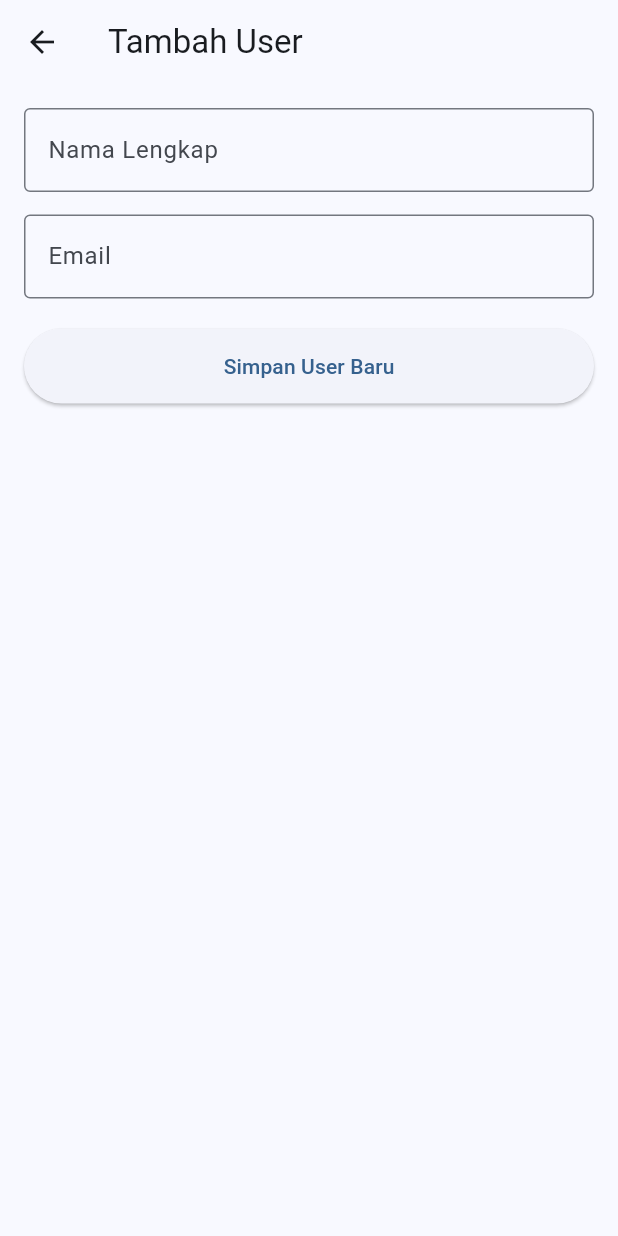
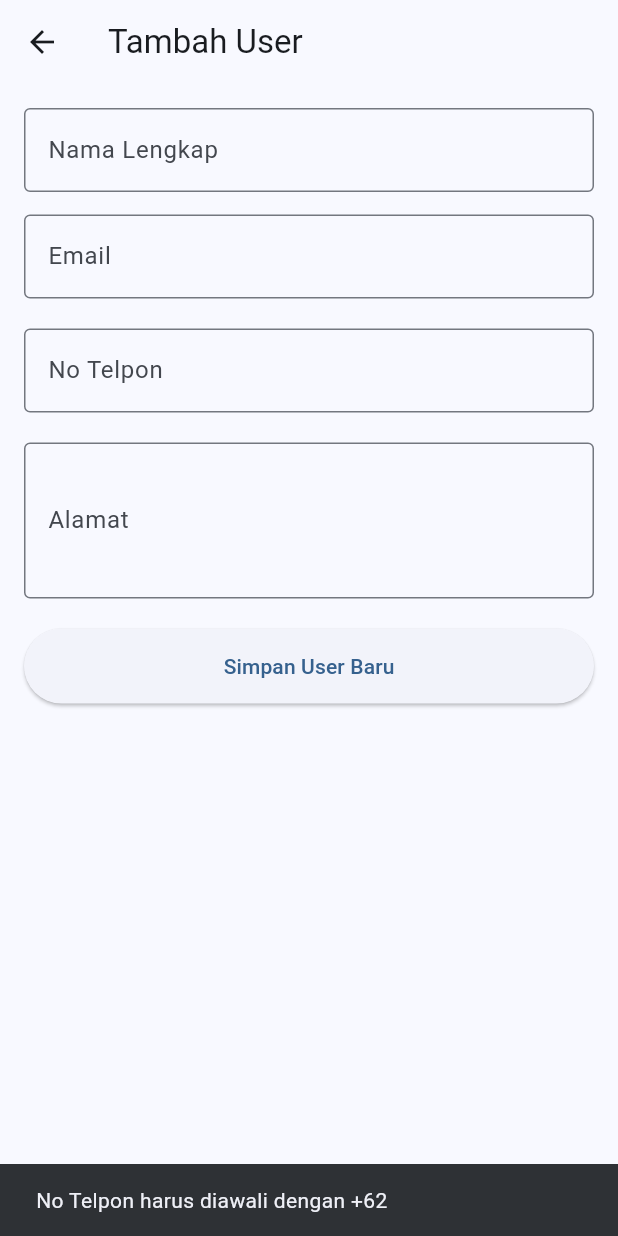
Before and after one commit to SASCHADDD/Sqlite_0043, a Flutter app: the UserFormPage screen opened directly, after a tap on "Simpan User Baru", on a phone screen of 412 x 824 dp. Run offline on Flutter 3.47's test engine with Material 3 defaults, Android fonts, the phone set to English and light mode, and no system bars; our stand-ins replace flutter_bloc, sqflite; accounts and stored records are empty.

Commit message:
menambahkan constraint buat textfield harus +62 dan batasan jumlah input maksimal 15 carachter

```diff
--- a/lib/pages/user_page.dart
+++ b/lib/pages/user_page.dart
@@ -43,24 +43,66 @@ class _UserFormPageState extends State<UserFormPage> {
           children: [
             TextField(
               controller: _nameController,
-              decoration: const InputDecoration(labelText: "Nama Lengkap", border: OutlineInputBorder()),
+              decoration: const InputDecoration(
+                labelText: "Nama Lengkap",
+                border: OutlineInputBorder()
+                ),
             ),
             const SizedBox(height: 15),
             TextField(
               controller: _emailController,
-              decoration: const InputDecoration(labelText: "Email", border: OutlineInputBorder()),
+              decoration: const InputDecoration(
+                labelText: "Email",
+                border: OutlineInputBorder()
+              ),
             ),
             const SizedBox(height: 20),
+            TextField(
+            controller: _phoneController,
+            keyboardType: TextInputType.phone, // Memunculkan keyboard angka/telepon
+            decoration: const InputDecoration(
+              labelText: "No Telpon",
+              hintText: "+62...", // Petunjuk format untuk user
+              border: OutlineInputBorder(),
+            ),
+          ),
+          const SizedBox(height: 20),
+          TextField(
+            controller: _addressController,
+            maxLines: 3, // Agar kotak alamat lebih tinggi (bisa multi-baris)
+            decoration: const InputDecoration(
+              labelText: "Alamat",
+              border: OutlineInputBorder(),
+            ),
+          ),
+          const SizedBox(height: 20),
+
             SizedBox(
               width: double.infinity,
               height: 50,
               child: ElevatedButton(
                 onPressed: () {
+                  final phoneText = _phoneController.text.trim();
+
+                if (!phoneText.startsWith('+62')) {
+                  ScaffoldMessenger.of(context).showSnackBar(
+                    const SnackBar(content: Text('No Telpon harus diawali dengan +62')),
+                  );
+                  return; // Hentikan proses jika salah
+                }
+
+                if (phoneText.length > 15) {
+                  ScaffoldMessenger.of(context).showSnackBar(
+                    const SnackBar(content: Text('No Telpon maksimal 15 karakter')),
+                  );
+                  return; // Hentikan proses jika salah
+                }
                   final newUser = UserEntity(
                     id: isEdit ? widget.user!.id : DateTime.now().millisecondsSinceEpoch.toString(),
                     name: _nameController.text,
                     email: _emailController.text,
-
+                    phone: phoneText,
+                    address: _addressController.text.trim(),
 
                   );
 
```
